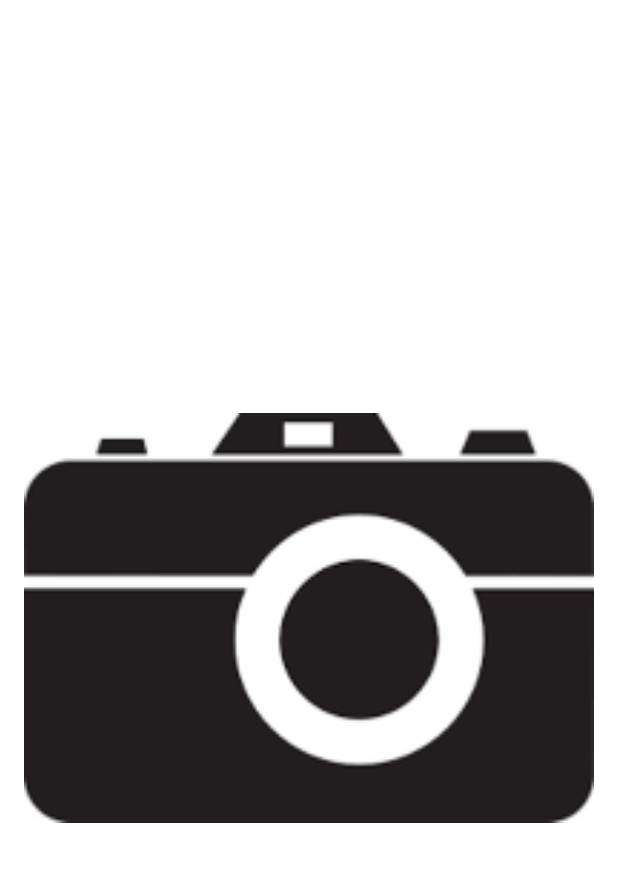
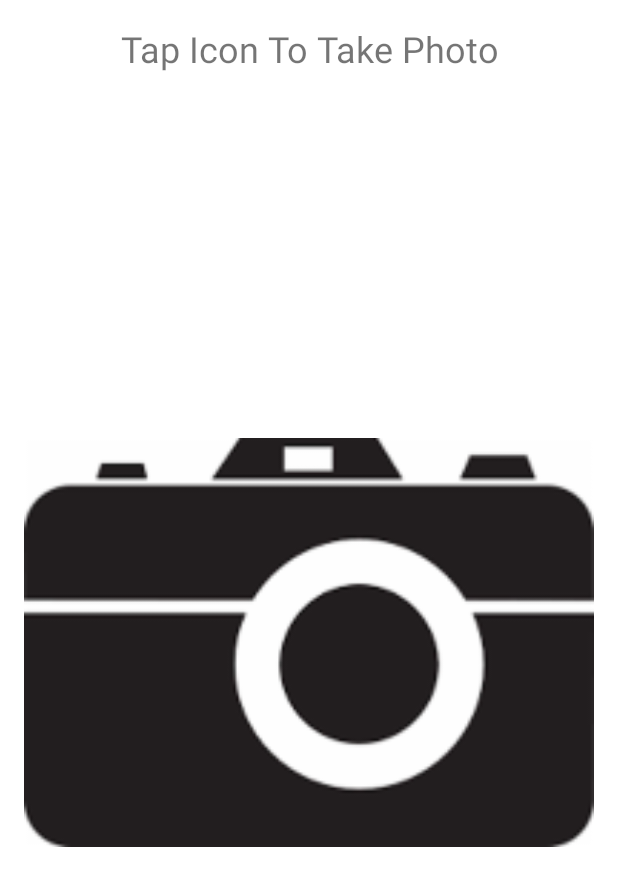
Before and after one commit to willpnw/AndroidImageEdit, an Android app: the screen it shows after launch (MainActivity), on a phone screen of 412 x 824 dp. Shown: the top 886 px of the screen. Run offline under Robolectric (Android 15) with nearby library versions, the phone set to English and light mode, and no system bars.

Commit message:
Adding luancher and rotation

```diff
--- a/app/src/main/AndroidManifest.xml
+++ b/app/src/main/AndroidManifest.xml
@@ -1,6 +1,7 @@
 <?xml version="1.0" encoding="utf-8"?>
 <manifest xmlns:android="http://schemas.android.com/apk/res/android"
     package="yougnomeme.yougnomeme">
+    <uses-permission android:name="android.permission.WRITE_EXTERNAL_STORAGE"/>
 
     <application
         android:allowBackup="true"
@@ -10,6 +11,7 @@
         android:theme="@style/AppTheme">
         <activity android:name=".MainActivity" android:screenOrientation="portrait">
             <uses-feature android:name="android.hardware.camera"></uses-feature>
+            <uses-feature android:name="android.hardware.sensor.accelerometer" android:required="true" />
             <intent-filter>
                 <action android:name="android.intent.action.MAIN" />
 
--- a/app/src/main/java/yougnomeme/yougnomeme/MainActivity.java
+++ b/app/src/main/java/yougnomeme/yougnomeme/MainActivity.java
@@ -4,20 +4,24 @@ import android.app.Activity;
 import android.content.Intent;
 import android.graphics.Bitmap;
 import android.graphics.Color;
-import android.graphics.ColorFilter;
+import android.hardware.Sensor;
+import android.hardware.SensorEvent;
+import android.hardware.SensorEventListener;
+import android.hardware.SensorManager;
+import android.provider.MediaStore;
 import android.support.v7.app.AppCompatActivity;
 import android.os.Bundle;
 import android.util.Log;
 import android.view.View;
+import android.widget.Button;
 import android.widget.ImageView;
-import android.widget.LinearLayout;
 import android.widget.SeekBar;
 import android.widget.Toast;
 
-public class MainActivity extends AppCompatActivity {
+public class MainActivity extends AppCompatActivity implements SensorEventListener {
 
     private static final int CAMERA_REQUEST = 1888;
-
+    SensorManager sensorManager  = null;
     int alpha = 0;
     int red = 0;
     int green = 0;
@@ -29,6 +33,8 @@ public class MainActivity extends AppCompatActivity {
         setContentView(R.layout.activity_main);
         setUpSeekBars();
         setupImageView();
+        setupSave();
+        setupSensors();
     }
 
     private void setUpSeekBars() {
@@ -147,7 +153,8 @@ public class MainActivity extends AppCompatActivity {
     protected void onActivityResult(int requestCode, int resultCode, Intent data) {
         if (requestCode == CAMERA_REQUEST && resultCode == Activity.RESULT_OK) {
             Bitmap photo = (Bitmap) data.getExtras().get("data");
-            ((ImageView)findViewById(R.id.uxImageView)).setImageBitmap(photo);
+            ImageView imageView = (ImageView)findViewById(R.id.uxImageView);
+            imageView.setImageBitmap(photo);
 
             // Set up the view
             ((SeekBar)findViewById(R.id.uxSeekBarW)).setProgress(100);
@@ -157,6 +164,53 @@ public class MainActivity extends AppCompatActivity {
             ((SeekBar)findViewById(R.id.uxSeekBarG)).setProgress(0);
             ((SeekBar)findViewById(R.id.uxSeekBarB)).setProgress(0);
             findViewById(R.id.uxSliders).setVisibility(View.VISIBLE);
+            findViewById(R.id.uxSave).setVisibility(View.VISIBLE);
+            findViewById(R.id.uxInstruct).setVisibility(View.GONE);
         }
     }
+
+    private void setupSave() {
+        ((Button)findViewById(R.id.uxSave)).setOnClickListener(new View.OnClickListener() {
+            @Override
+            public void onClick(View v) {
+                Button button = (Button) findViewById(R.id.uxSave);
+                String mode = (String) button.getText();
+                button.setText(mode == "Manual" ? "Rotation" : "Manual");
+
+                ImageView imageView = (ImageView)findViewById(R.id.uxImageView);
+                imageView.setDrawingCacheEnabled(true);
+                Bitmap b = imageView.getDrawingCache();
+                String res = MediaStore.Images.Media.insertImage(getContentResolver(), b,"MyTitle", "MyDescription");
+
+                Toast.makeText(MainActivity.this, mode, Toast.LENGTH_SHORT).show();
+            }
+        });
+    }
+
+    private void setupSensors() {
+        sensorManager = (SensorManager) getSystemService(SENSOR_SERVICE);
+        sensorManager.registerListener(this, sensorManager.getDefaultSensor(Sensor.TYPE_ORIENTATION), SensorManager.SENSOR_DELAY_NORMAL);
+    }
+
+    @Override
+    public void onSensorChanged(SensorEvent event) {
+        Log.d("Sensor", event.toString());
+        if(((Button)findViewById(R.id.uxSave)).getText() == "Manual")  {
+            if (event.sensor.getType()==Sensor.TYPE_ORIENTATION){
+                int r = (int)(((event.values[0])*100)/360);
+                int g = (int)(((event.values[1]+180)*100)/360);
+                int b = (int)(((event.values[2]+90)*100)/180);
+                ((SeekBar)findViewById(R.id.uxSeekBarR)).setProgress(r);
+                ((SeekBar)findViewById(R.id.uxSeekBarG)).setProgress(g);
+                ((SeekBar)findViewById(R.id.uxSeekBarB)).setProgress(b);
+                Log.d("RGB: ", String.valueOf(r) + " " + String.valueOf(g) + " " + String.valueOf(b));
+            }
+        }
+
+    }
+
+    @Override
+    public void onAccuracyChanged(Sensor sensor, int accuracy) {
+
+    }
 }
--- a/app/src/main/res/layout/activity_main.xml
+++ b/app/src/main/res/layout/activity_main.xml
@@ -11,6 +11,13 @@
     android:paddingTop="@dimen/activity_vertical_margin"
     android:orientation="vertical"
     tools:context="yougnomeme.yougnomeme.MainActivity">
+    <TextView
+        android:id="@+id/uxInstruct"
+        android:textSize="24sp"
+        android:textAlignment="center"
+        android:text="Tap Icon To Take Photo"
+        android:layout_width="match_parent"
+        android:layout_height="wrap_content" />
     <ImageView
         android:id="@+id/uxImageView"
         android:layout_width="match_parent"
@@ -95,4 +102,10 @@
                 android:layout_height="wrap_content"/>
         </LinearLayout>
     </LinearLayout>
+    <Button
+        android:visibility="gone"
+        android:id="@+id/uxSave"
+        android:text="Use Rotation"
+        android:layout_width="match_parent"
+        android:layout_height="wrap_content" />
 </LinearLayout>
```
Also changed, not shown: app/src/main/ic_launcher-web.png (added), app/src/main/res/mipmap-hdpi/ic_launcher.png, app/src/main/res/mipmap-mdpi/ic_launcher.png, app/src/main/res/mipmap-xhdpi/ic_launcher.png, app/src/main/res/mipmap-xxhdpi/ic_launcher.png, app/src/main/res/mipmap-xxxhdpi/ic_launcher.png.
